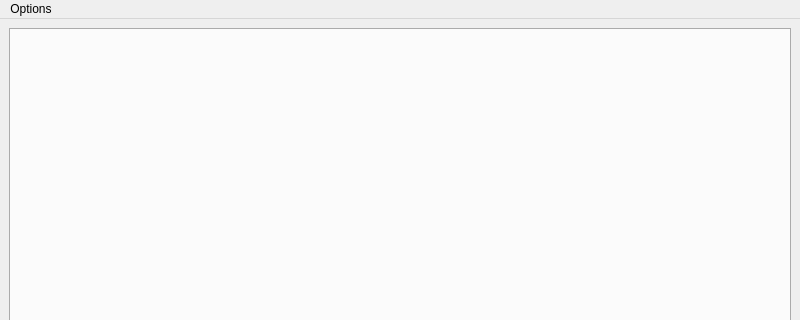
Above: gui/ui_component_templates/main_window.ui from mGarbowski/pipr-piprbook before the change; both pictures show x 0 to 800 and y 0 to 320 of the 800 by 600 pixel window. Below: the same form after it.
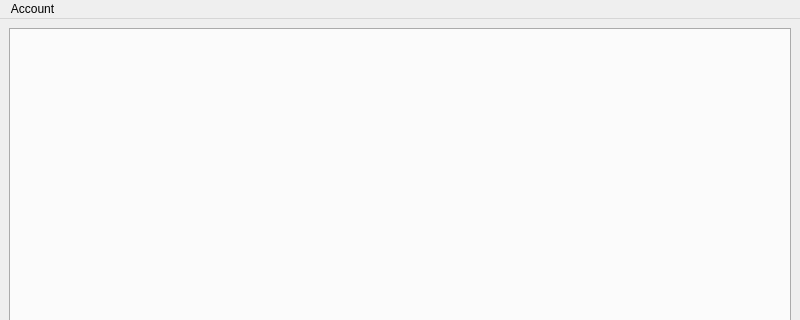
That is the form after the change.

Commit message: change menu option to "Account"

The edit to the form file:
```diff
--- a/gui/ui_component_templates/main_window.ui
+++ b/gui/ui_component_templates/main_window.ui
@@ -35,7 +35,7 @@
    </property>
    <widget class="QMenu" name="menuOptions">
     <property name="title">
-     <string>Options</string>
+     <string>Account</string>
     </property>
     <addaction name="action_log_out"/>
    </widget>
```
The commit also changes 2 other files.
